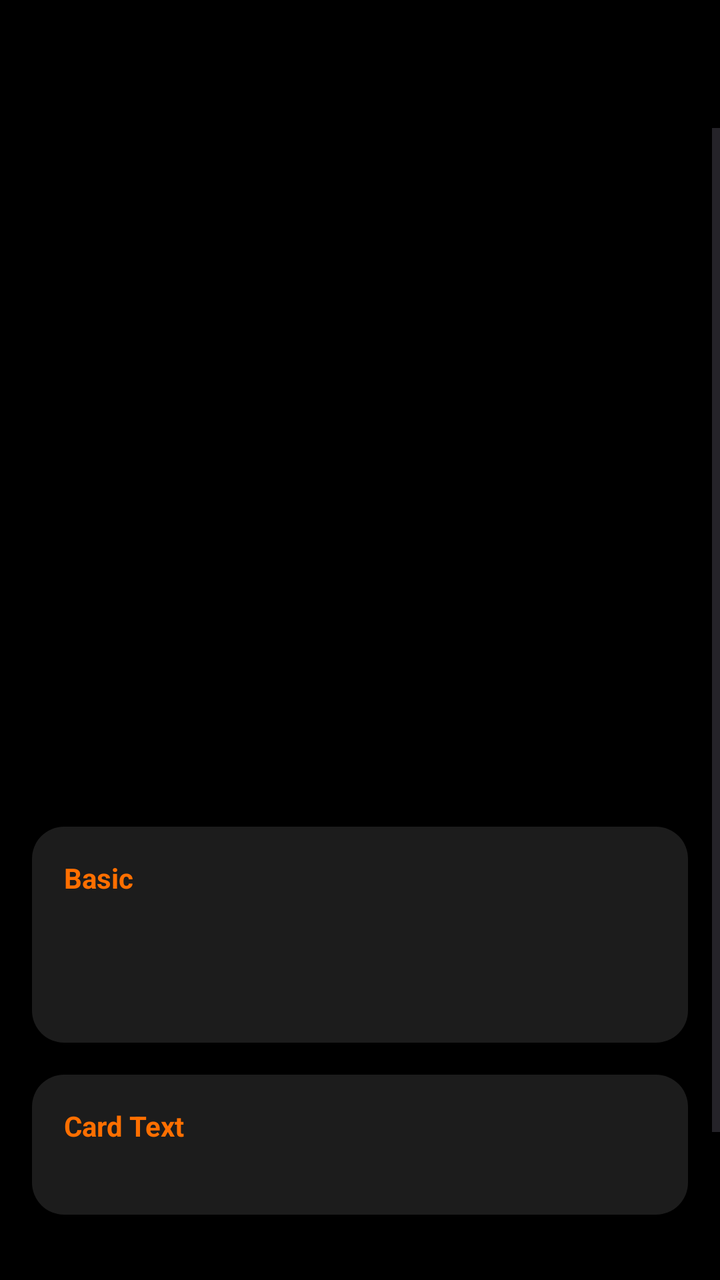
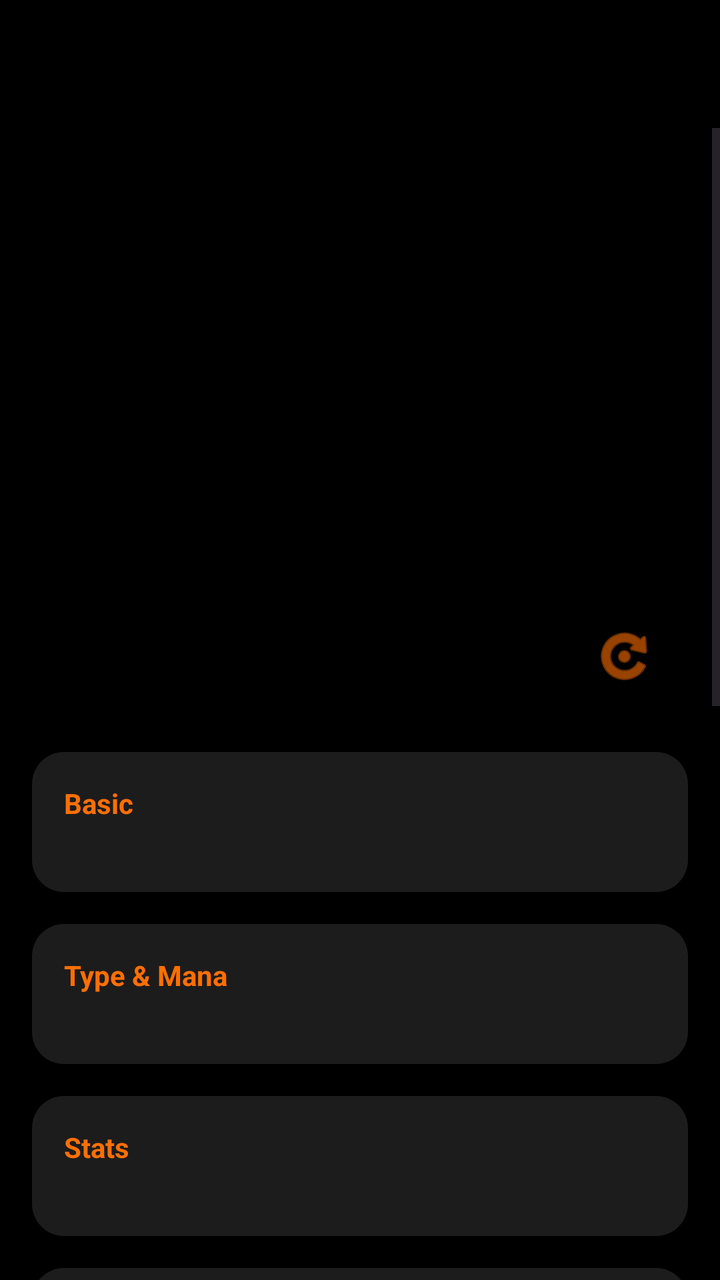

An Android layout rendered at two revisions. The XML below is the earlier revision; the diff shows what the commit changed to produce the second picture.
<!-- AndroidManifest.xml: application theme Theme.MTG_java -->
<!-- res/layout/activity_card_detail.xml -->
<?xml version="1.0" encoding="utf-8"?>
<LinearLayout xmlns:android="http://schemas.android.com/apk/res/android"
    xmlns:app="http://schemas.android.com/apk/res-auto"
    android:layout_width="match_parent"
    android:layout_height="match_parent"
    android:orientation="vertical"
    android:background="@android:color/black">

    
    <com.google.android.material.appbar.MaterialToolbar
        android:id="@+id/toolbar"
        android:layout_width="match_parent"
        android:layout_height="wrap_content"
        android:background="@android:color/black"
        app:titleTextColor="@android:color/white"
        app:navigationIconTint="@color/orange"
        app:itemIconTint="@color/orange" />

    <ScrollView
        android:layout_width="match_parent"
        android:layout_height="match_parent">

        <LinearLayout
            android:layout_width="match_parent"
            android:layout_height="wrap_content"
            android:orientation="vertical"
            android:padding="16dp">

            <ImageView
                android:id="@+id/imgCard"
                android:layout_width="match_parent"
                android:layout_height="280dp"
                android:scaleType="fitCenter"
                android:layout_marginBottom="16dp" />

            <TextView
                android:id="@+id/txtName"
                android:layout_width="match_parent"
                android:layout_height="wrap_content"
                android:textSize="22sp"
                android:textStyle="bold"
                android:textColor="@android:color/white"
                android:layout_marginBottom="8dp" />

            <LinearLayout
                android:layout_width="match_parent"
                android:layout_height="wrap_content"
                android:orientation="vertical"
                android:padding="16dp"
                android:background="@drawable/bg_card_dark"
                android:layout_marginBottom="16dp">

                <TextView
                    android:text="Basic"
                    android:textColor="@color/orange"
                    android:textStyle="bold"
                    android:layout_width="match_parent"
                    android:layout_height="wrap_content"/>

                <TextView
                    android:id="@+id/txtType"
                    android:textColor="@android:color/white"
                    android:layout_width="match_parent"
                    android:layout_height="wrap_content"/>

                <TextView
                    android:id="@+id/txtMana"
                    android:textColor="@android:color/white"
                    android:layout_width="match_parent"
                    android:layout_height="wrap_content"/>

                <TextView
                    android:id="@+id/txtStats"
                    android:textColor="@android:color/white"
                    android:layout_width="match_parent"
                    android:layout_height="wrap_content"/>
            </LinearLayout>

            <LinearLayout
                android:layout_width="match_parent"
                android:layout_height="wrap_content"
                android:orientation="vertical"
                android:padding="16dp"
                android:background="@drawable/bg_card_dark"
                android:layout_marginBottom="16dp">

                <TextView
                    android:text="Card Text"
                    android:textColor="@color/orange"
                    android:textStyle="bold"
                    android:layout_width="match_parent"
                    android:layout_height="wrap_content"/>

                <TextView
                    android:id="@+id/txtText"
                    android:textColor="@android:color/white"
                    android:layout_width="match_parent"
                    android:layout_height="wrap_content"/>
            </LinearLayout>

            <TextView
                android:id="@+id/txtPrice"
                android:textColor="@android:color/white"
                android:textSize="16sp"
                android:layout_marginBottom="16dp"
                android:layout_width="match_parent"
                android:layout_height="wrap_content"/>

            <ImageButton
                android:id="@+id/btnFlip"
                android:layout_width="48dp"
                android:layout_height="48dp"
                android:src="@android:drawable/ic_menu_rotate"
                android:background="@android:color/transparent"
                app:tint="@color/orange"
                android:layout_gravity="center" />

            <ProgressBar
                android:id="@+id/progress"
                android:layout_width="wrap_content"
                android:layout_height="wrap_content"
                android:layout_gravity="center"
                android:visibility="gone" />

        </LinearLayout>
    </ScrollView>

</LinearLayout>
<!-- resources referenced by this layout -->
<resources>
  <color name="orange">#FF6F00</color>
  <!-- drawable bg_card_dark (drawable) -->
  <shape xmlns:android="http://schemas.android.com/apk/res/android">
      <solid android:color="#1C1C1C"/>
      <corners android:radius="16dp"/>
  </shape>
  <style name="Theme.MTG_java" parent="Base.Theme.MTG_java" />
  <style name="Base.Theme.MTG_java" parent="Theme.Material3.DayNight.NoActionBar">
          
          
      </style>
</resources>

<!-- the commit's change to res/layout/activity_card_detail.xml (unified diff, before → after) -->
@@ -26,23 +26,33 @@
             android:orientation="vertical"
             android:padding="16dp">
 
-            <ImageView
-                android:id="@+id/imgCard"
+            
+            <FrameLayout
                 android:layout_width="match_parent"
                 android:layout_height="280dp"
-                android:scaleType="fitCenter"
-                android:layout_marginBottom="16dp" />
-
-            <TextView
-                android:id="@+id/txtName"
-                android:layout_width="match_parent"
-                android:layout_height="wrap_content"
-                android:textSize="22sp"
-                android:textStyle="bold"
-                android:textColor="@android:color/white"
-                android:layout_marginBottom="8dp" />
-
-            <LinearLayout
+                android:layout_marginBottom="16dp">
+
+                <ImageView
+                    android:id="@+id/imgCard"
+                    android:layout_width="match_parent"
+                    android:layout_height="match_parent"
+                    android:scaleType="fitCenter" />
+
+                
+                <ImageButton
+                    android:id="@+id/btnFlip"
+                    android:layout_width="44dp"
+                    android:layout_height="44dp"
+                    android:layout_gravity="bottom|end"
+                    android:layout_margin="10dp"
+                    android:background="@android:color/transparent"
+                    android:src="@android:drawable/ic_menu_rotate"
+                    app:tint="@color/orange" />
+            </FrameLayout>
+
+            
+            <LinearLayout
+                android:id="@+id/layoutBasic"
                 android:layout_width="match_parent"
                 android:layout_height="wrap_content"
                 android:orientation="vertical"
@@ -58,14 +68,50 @@
                     android:layout_height="wrap_content"/>
 
                 <TextView
-                    android:id="@+id/txtType"
-                    android:textColor="@android:color/white"
-                    android:layout_width="match_parent"
-                    android:layout_height="wrap_content"/>
-
-                <TextView
-                    android:id="@+id/txtMana"
-                    android:textColor="@android:color/white"
+                    android:id="@+id/txtBasic"
+                    android:textColor="@android:color/white"
+                    android:layout_width="match_parent"
+                    android:layout_height="wrap_content"/>
+            </LinearLayout>
+
+            
+            <LinearLayout
+                android:id="@+id/layoutTypeMana"
+                android:layout_width="match_parent"
+                android:layout_height="wrap_content"
+                android:background="@drawable/bg_card_dark"
+                android:orientation="vertical"
+                android:padding="16dp"
+                android:layout_marginBottom="16dp">
+
+                <TextView
+                    android:text="Type &amp; Mana"
+                    android:textColor="@color/orange"
+                    android:textStyle="bold"
+                    android:layout_width="match_parent"
+                    android:layout_height="wrap_content"/>
+
+                <TextView
+                    android:id="@+id/txtTypeMana"
+                    android:textColor="@android:color/white"
+                    android:layout_width="match_parent"
+                    android:layout_height="wrap_content"/>
+            </LinearLayout>
+
+            
+            <LinearLayout
+                android:id="@+id/layoutStats"
+                android:layout_width="match_parent"
+                android:layout_height="wrap_content"
+                android:orientation="vertical"
+                android:padding="16dp"
+                android:background="@drawable/bg_card_dark"
+                android:layout_marginBottom="16dp">
+
+                <TextView
+                    android:text="Stats"
+                    android:textColor="@color/orange"
+                    android:textStyle="bold"
                     android:layout_width="match_parent"
                     android:layout_height="wrap_content"/>
 
@@ -76,53 +122,175 @@
                     android:layout_height="wrap_content"/>
             </LinearLayout>
 
-            <LinearLayout
-                android:layout_width="match_parent"
-                android:layout_height="wrap_content"
-                android:orientation="vertical"
-                android:padding="16dp"
-                android:background="@drawable/bg_card_dark"
-                android:layout_marginBottom="16dp">
-
-                <TextView
-                    android:text="Card Text"
-                    android:textColor="@color/orange"
-                    android:textStyle="bold"
-                    android:layout_width="match_parent"
-                    android:layout_height="wrap_content"/>
-
-                <TextView
-                    android:id="@+id/txtText"
-                    android:textColor="@android:color/white"
-                    android:layout_width="match_parent"
-                    android:layout_height="wrap_content"/>
-            </LinearLayout>
-
-            <TextView
-                android:id="@+id/txtPrice"
-                android:textColor="@android:color/white"
-                android:textSize="16sp"
-                android:layout_marginBottom="16dp"
-                android:layout_width="match_parent"
-                android:layout_height="wrap_content"/>
-
-            <ImageButton
-                android:id="@+id/btnFlip"
-                android:layout_width="48dp"
-                android:layout_height="48dp"
-                android:src="@android:drawable/ic_menu_rotate"
-                android:background="@android:color/transparent"
-                app:tint="@color/orange"
-                android:layout_gravity="center" />
-
+            
+            <LinearLayout
+                android:id="@+id/layoutRules"
+                android:layout_width="match_parent"
+                android:layout_height="wrap_content"
+                android:orientation="vertical"
+                android:padding="16dp"
+                android:background="@drawable/bg_card_dark"
+                android:layout_marginBottom="16dp">
+
+                <TextView
+                    android:text="Rules"
+                    android:textColor="@color/orange"
+                    android:textStyle="bold"
+                    android:layout_width="match_parent"
+                    android:layout_height="wrap_content"/>
+
+                <TextView
+                    android:id="@+id/txtRules"
+                    android:textColor="@android:color/white"
+                    android:layout_width="match_parent"
+                    android:layout_height="wrap_content"/>
+            </LinearLayout>
+
+            
+            <LinearLayout
+                android:id="@+id/layoutFlavor"
+                android:layout_width="match_parent"
+                android:layout_height="wrap_content"
+                android:orientation="vertical"
+                android:padding="16dp"
+                android:background="@drawable/bg_card_dark"
+                android:layout_marginBottom="16dp">
+
+                <TextView
+                    android:text="Flavor"
+                    android:textColor="@color/orange"
+                    android:textStyle="bold"
+                    android:layout_width="match_parent"
+                    android:layout_height="wrap_content"/>
+
+                <TextView
+                    android:id="@+id/txtFlavor"
+                    android:textColor="@android:color/white"
+                    android:layout_width="match_parent"
+                    android:layout_height="wrap_content"/>
+            </LinearLayout>
+            
+
+            <LinearLayout
+                android:id="@+id/layoutLegalities"
+                android:layout_width="match_parent"
+                android:layout_height="wrap_content"
+                android:orientation="vertical"
+                android:padding="16dp"
+                android:background="@drawable/bg_card_dark"
+                android:layout_marginBottom="16dp">
+
+                <TextView
+                    android:id="@+id/tvLegalitiesTitle"
+                    android:layout_width="wrap_content"
+                    android:layout_height="wrap_content"
+                    android:text="Legalities"
+                    android:textColor="@color/orange"
+                    android:textSize="18sp"
+                    android:textStyle="bold"/>
+
+                
+                <TextView
+                    android:id="@+id/tvLegal"
+                    android:layout_width="wrap_content"
+                    android:layout_height="wrap_content"
+                    android:text="Legal"
+                    android:textColor="@android:color/white"
+                    android:textStyle="bold"
+                    android:layout_marginTop="12dp"/>
+
+                <com.google.android.flexbox.FlexboxLayout
+                    android:id="@+id/layoutLegal"
+                    android:layout_width="match_parent"
+                    android:layout_height="wrap_content"
+                    android:layout_marginTop="8dp"
+                    app:flexDirection="row"
+                    app:flexWrap="wrap"/>
+
+
+                
+                <TextView
+                    android:id="@+id/tvNotLegal"
+                    android:layout_width="wrap_content"
+                    android:layout_height="wrap_content"
+                    android:text="Not legal"
+                    android:textColor="@android:color/white"
+                    android:textStyle="bold"
+                    android:layout_marginTop="16dp"/>
+
+                <com.google.android.flexbox.FlexboxLayout
+                    android:id="@+id/layoutNotLegal"
+                    android:layout_width="match_parent"
+                    android:layout_height="wrap_content"
+                    android:layout_marginTop="8dp"
+                    app:flexDirection="row"
+                    app:flexWrap="wrap"/>
+
+
+            </LinearLayout>
+
+
+
+            
+            <LinearLayout
+                android:id="@+id/layoutPrice"
+                android:layout_width="match_parent"
+                android:layout_height="wrap_content"
+                android:orientation="vertical"
+                android:padding="16dp"
+                android:background="@drawable/bg_card_dark"
+                android:layout_marginBottom="16dp">
+
+                <TextView
+                    android:text="Price"
+                    android:textColor="@color/orange"
+                    android:textStyle="bold"
+                    android:layout_width="match_parent"
+                    android:layout_height="wrap_content"/>
+
+                <LinearLayout
+                    android:layout_width="match_parent"
+                    android:layout_height="wrap_content"
+                    android:orientation="horizontal"
+                    android:layout_marginTop="12dp"
+                    android:gravity="center">
+
+                    <TextView
+                        android:id="@+id/txtUsd"
+                        style="@style/PriceBox"
+                        android:text="USD\n$0.00"/>
+
+                    <TextView
+                        android:id="@+id/txtFoil"
+                        style="@style/PriceBox"
+                        android:text="Foil\n$0.00"/>
+
+                    <TextView
+                        android:id="@+id/txtEur"
+                        style="@style/PriceBox"
+                        android:text="EUR\n€0.00"/>
+                </LinearLayout>
+
+                <TextView
+                    android:id="@+id/txtPriceAsOf"
+                    android:layout_width="match_parent"
+                    android:layout_height="wrap_content"
+                    android:text="As of: —"
+                    android:textColor="#AAAAAA"
+                    android:layout_marginTop="8dp"/>
+            </LinearLayout>
+
+
+
+
+            
             <ProgressBar
                 android:id="@+id/progress"
                 android:layout_width="wrap_content"
                 android:layout_height="wrap_content"
                 android:layout_gravity="center"
-                android:visibility="gone" />
+                android:visibility="gone"/>
 
         </LinearLayout>
     </ScrollView>
-
 </LinearLayout>
<!-- resource entries referenced after the edit -->
@@ -6,7 +6,28 @@
       <solid android:color="#1C1C1C"/>
       <corners android:radius="16dp"/>
   </shape>
+  <style name="PriceBox">
+          <item name="android:layout_width">0dp</item>
+          <item name="android:layout_height">80dp</item>
+          <item name="android:layout_weight">1</item>
+          <item name="android:layout_margin">6dp</item>
+          <item name="android:gravity">center</item>
+          <item name="android:background">@drawable/bg_chips</item>
+          <item name="android:textColor">@android:color/white</item>
+          <item name="android:textStyle">bold</item>
+      </style>
   <style name="Theme.MTG_java" parent="Base.Theme.MTG_java" />
+  <!-- drawable bg_chips (drawable) -->
+  <?xml version="1.0" encoding="utf-8"?>
+  <shape xmlns:android="http://schemas.android.com/apk/res/android">
+      <solid android:color="#2A2A2A"/>
+      <corners android:radius="16dp"/>
+      <padding
+          android:left="12dp"
+          android:top="6dp"
+          android:right="12dp"
+          android:bottom="6dp"/>
+  </shape>
   <style name="Base.Theme.MTG_java" parent="Theme.Material3.DayNight.NoActionBar">
           
           
